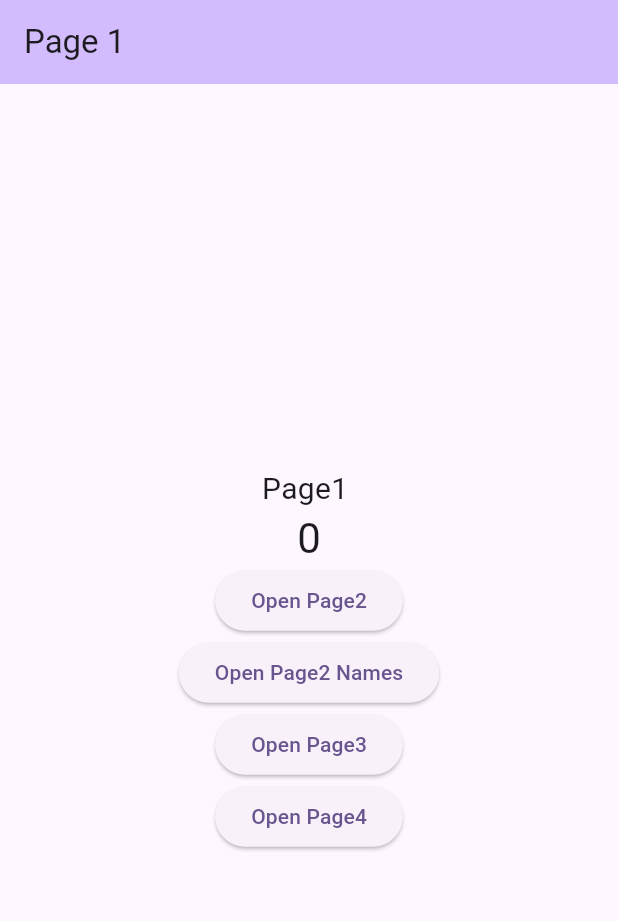
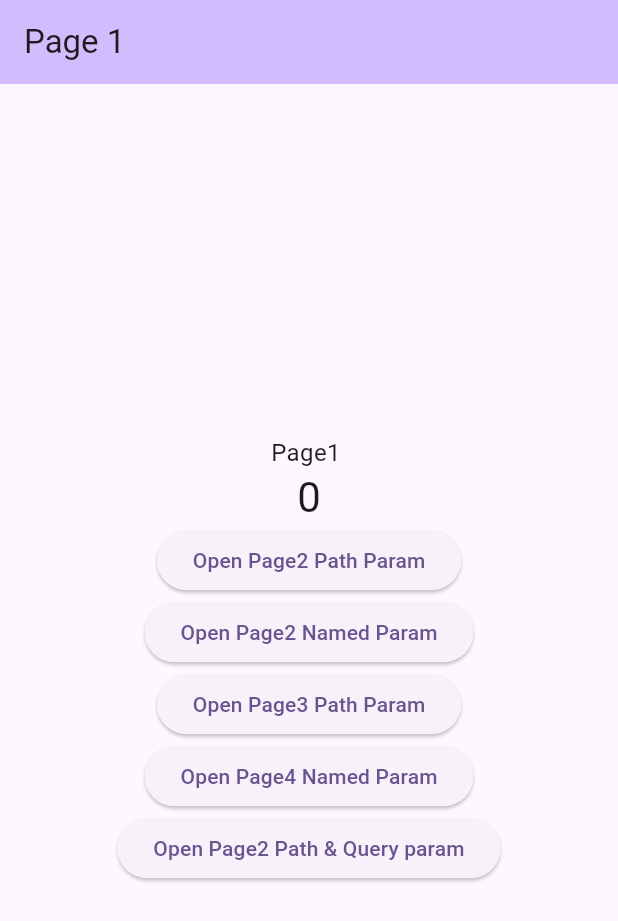
Before and after one commit to theshivamlko/go_route_example, a Flutter app: the screen it shows after launch, on a phone screen of 412 x 824 dp. Shown: the top 921 px of the screen. Run offline on Flutter 3.47's test engine with Material 2 defaults, Android fonts, the phone set to English and light mode, and no system bars; our stand-ins replace go_router.

Commit message:
query parameter pass

```diff
--- a/lib/GoRouter.dart
+++ b/lib/GoRouter.dart
@@ -14,6 +14,7 @@ final GoRouter goRouter = GoRouter(
         path: "/",
         builder: (context, state) {
           print("MyHomePage PATH ${state.fullPath}");
+
           return MyHomePage();
         },
         // nested path
@@ -22,8 +23,9 @@ final GoRouter goRouter = GoRouter(
               name: RoutesName.page2,
               path: "page2/:name",
               builder: (context, state) {
-                print("Page2 PATH ${state.fullPath}");
-                return Page2(text: state.pathParameters["name"]!);
+                var stateParam =  state.uri.queryParameters;
+                print("Page2 PATH ${state.fullPath}  ${state.pathParameters} ${state.uri.queryParameters}");
+                return Page2(pathParam: state.pathParameters["name"]!,queryParam1: stateParam["value1"],);
               },
               routes: [
                 GoRoute(
@@ -65,4 +67,7 @@ class RoutesName {
   static const page4_2 = "page4_2";
 }
 
-TextStyle textStyle = TextStyle(fontSize: 20);
+
+
+
+TextStyle textStyle = TextStyle(fontSize: 16);
--- a/lib/MyHomePage.dart
+++ b/lib/MyHomePage.dart
@@ -40,29 +40,38 @@ class _MyHomePageState extends State<MyHomePage> {
             ),
             ElevatedButton(
                 onPressed: () {
-                  String text = "Page1 URL param";
+                  String text = "Page1 Path param";
                   GoRouter.of(context).push("/page2/$text");
                 },
-                child: Text("Open Page2")),
+                child: Text("Open Page2 Path Param")),
             ElevatedButton(
                 onPressed: () {
                   GoRouter.of(context).pushNamed(RoutesName.page2,
-                      pathParameters: {"name": "Page1 NamedParam"});
+                      pathParameters: {"name": "Page1 Named Param"});
                   //     context.go("/page2");
                 },
-                child: Text("Open Page2 Names")),
+                child: Text("Open Page2 Named Param")),
             ElevatedButton(
                 onPressed: () {
                   GoRouter.of(context).push("/page3/${"Page1 Goparam"}");
                   //  context.go("/page3/${"Page1 Goparam"}");
                 },
-                child: Text("Open Page3")),
+                child: Text("Open Page3 Path Param")),
             ElevatedButton(
                 onPressed: () {
-                  context.goNamed( RoutesName.page4_2,pathParameters:{"value":"Page1 NamedParam"} );
-                //  GoRouter.of(context).pushNamed(RoutesName.page4_2,pathParameters: {"value":"Page1 NamedParam"});
+                  context.goNamed(RoutesName.page4_2,
+                      pathParameters: {"value": "Page1 NamedParam"});
+                  //  GoRouter.of(context).pushNamed(RoutesName.page4_2,pathParameters: {"value":"Page1 NamedParam"});
                 },
-                child: Text("Open Page4")),
+                child: Text("Open Page4 Named Param")),
+            ElevatedButton(
+                onPressed: () {
+                  String text = "Page2 Path & Query param";
+                  GoRouter.of(context).pushNamed(RoutesName.page2,
+                      pathParameters: {"name": text},
+                      queryParameters: {"value1": "QueryValue1"});
+                },
+                child: Text("Open Page2 Path & Query param")),
           ],
         ),
       ),
--- a/lib/Page3.dart
+++ b/lib/Page3.dart
@@ -17,6 +17,7 @@ class _Page3State extends State<Page3> {
   void initState() {
     // TODO: implement initState
     super.initState();
+    print("Page3 initState");
 
   }
 
```
Also changed, not shown: lib/Page2.dart (+12 -8 lines).
